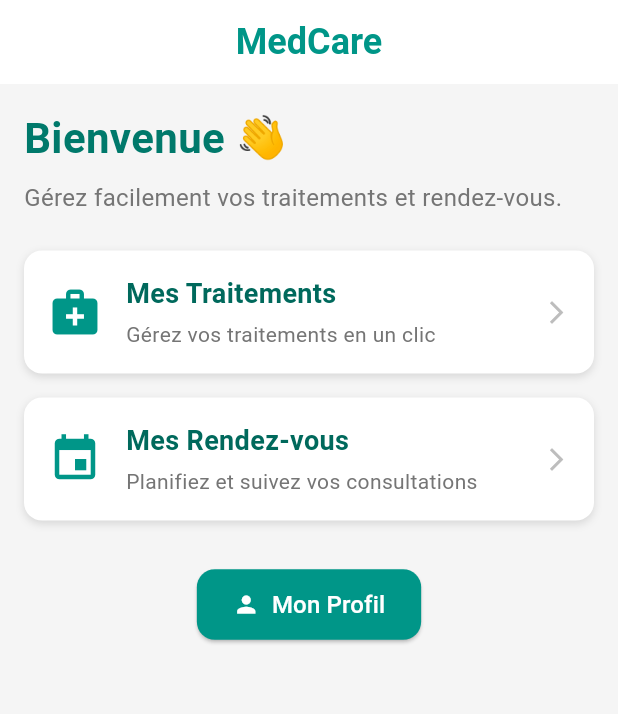
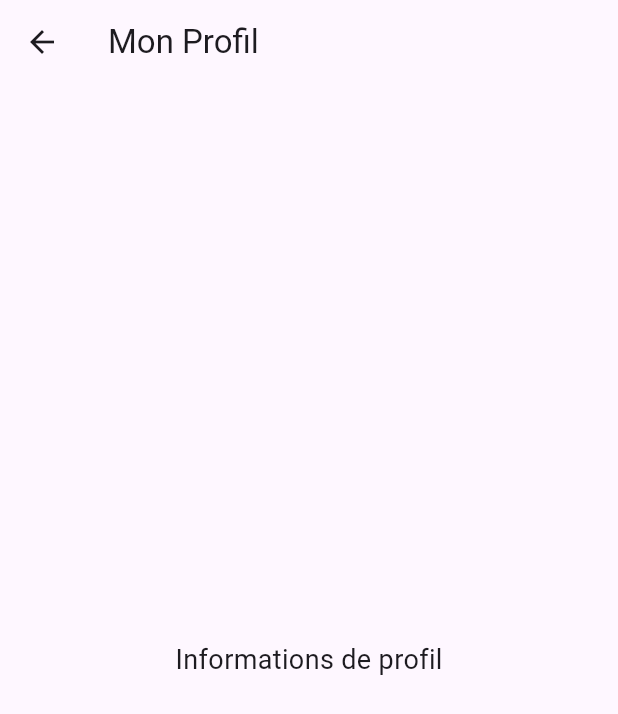
Before and after one commit to mpgamer75/medcare, a Flutter app: the screen it shows after launch, after a tap on "Mon Profil", on a phone screen of 412 x 824 dp. Shown: the top 714 px of the screen. Run offline on Flutter 3.47's test engine with Material 3 defaults, Android fonts, the phone set to English and light mode, and no system bars; Roboto replaces fonts that are missing (Arial).

Commit message:
feat: ajout des autres screens et j'ai modifier le fichier test *** à modifier selon vos préférences et idées

```diff
--- a/lib/main.dart
+++ b/lib/main.dart
@@ -1,17 +1,63 @@
 import 'package:flutter/material.dart';
-import 'screens/ecran_acceuil.dart';
+import 'package:medcare/screens/profile.dart';
+import 'package:medcare/screens/rdv.dart';
+import 'package:medcare/screens/traitements.dart';
 
 void main() {
-  runApp(MyApp());
+  runApp(const MyApp());
 }
 
 class MyApp extends StatelessWidget {
+  const MyApp({super.key});
+
   @override
   Widget build(BuildContext context) {
     return MaterialApp(
       debugShowCheckedModeBanner: false,
-      theme: ThemeData(primaryColor: Colors.teal, fontFamily: 'Arial'),
-      home: HomeScreen(),
+      title: 'MedCare',
+      theme: ThemeData(primarySwatch: Colors.blue),
+      initialRoute: '/',
+      routes: {
+        '/': (context) => const HomeScreen(),
+        '/traitements': (context) => const TraitementsScreen(),
+        '/rendezvous': (context) => const RendezvousScreen(),
+        '/profil': (context) => const ProfilScreen(),
+      },
     );
   }
 }
+
+class HomeScreen extends StatelessWidget {
+  const HomeScreen({super.key});
+
+  @override
+  Widget build(BuildContext context) {
+    return Scaffold(
+      appBar: AppBar(title: const Text('MedCare')),
+      body: Center(
+        child: Column(
+          mainAxisAlignment: MainAxisAlignment.center,
+          children: [
+            ElevatedButton.icon(
+              onPressed: () => Navigator.pushNamed(context, '/traitements'),
+              icon: const Icon(Icons.medical_services),
+              label: const Text('Mes Traitements'),
+            ),
+            const SizedBox(height: 10),
+            ElevatedButton.icon(
+              onPressed: () => Navigator.pushNamed(context, '/rendezvous'),
+              icon: const Icon(Icons.calendar_today),
+              label: const Text('Mes Rendez-vous'),
+            ),
+            const SizedBox(height: 10),
+            ElevatedButton.icon(
+              onPressed: () => Navigator.pushNamed(context, '/profil'),
+              icon: const Icon(Icons.person),
+              label: const Text('Mon Profil'),
+            ),
+          ],
+        ),
+      ),
+    );
+  }
+}
--- a/lib/screens/ecran_acceuil.dart
+++ b/lib/screens/ecran_acceuil.dart
@@ -1,6 +1,11 @@
 import 'package:flutter/material.dart';
+import 'package:medcare/screens/profile.dart';
+import 'package:medcare/screens/rdv.dart';
+import 'package:medcare/screens/traitements.dart';
 
 class HomeScreen extends StatelessWidget {
+  const HomeScreen({super.key});
+
   @override
   Widget build(BuildContext context) {
     return Scaffold(
@@ -9,7 +14,7 @@ class HomeScreen extends StatelessWidget {
         backgroundColor: Colors.white,
         elevation: 0,
         centerTitle: true,
-        title: Text(
+        title: const Text(
           'MedCare',
           style: TextStyle(
             color: Colors.teal,
@@ -17,14 +22,13 @@ class HomeScreen extends StatelessWidget {
             fontWeight: FontWeight.bold,
           ),
         ),
-        iconTheme: IconThemeData(color: Colors.teal),
+        iconTheme: const IconThemeData(color: Colors.teal),
       ),
       body: Padding(
         padding: const EdgeInsets.all(16.0),
         child: Column(
           crossAxisAlignment: CrossAxisAlignment.start,
           children: [
-            // ✅ Bienvenue & Message
             Text(
               'Bienvenue 👋',
               style: TextStyle(
@@ -33,26 +37,32 @@ class HomeScreen extends StatelessWidget {
                 color: Colors.teal[700],
               ),
             ),
-            SizedBox(height: 8),
+            const SizedBox(height: 8),
             Text(
               'Gérez facilement vos traitements et rendez-vous.',
               style: TextStyle(fontSize: 16, color: Colors.grey[600]),
             ),
 
-            SizedBox(height: 24),
+            const SizedBox(height: 24),
 
-            // ✅ Boutons d'action
+            //  Boutons d'action
             _buildActionButton(
               context,
               icon: Icons.medical_services,
               title: 'Mes Traitements',
               subtitle: 'Gérez vos traitements en un clic',
               onTap: () {
-                // TODO: Navigation vers les traitements
+                // Navigation vers les traitements
+                Navigator.push(
+                  context,
+                  MaterialPageRoute(
+                    builder: (context) => const TraitementsScreen(),
+                  ),
+                );
               },
             ),
 
-            SizedBox(height: 16),
+            const SizedBox(height: 16),
 
             _buildActionButton(
               context,
@@ -60,27 +70,41 @@ class HomeScreen extends StatelessWidget {
               title: 'Mes Rendez-vous',
               subtitle: 'Planifiez et suivez vos consultations',
               onTap: () {
-                // TODO: Navigation vers l'écran des rdv
+                //  Navigation vers les rdv
+                Navigator.push(
+                  context,
+                  MaterialPageRoute(
+                    builder: (context) => const RendezvousScreen(),
+                  ),
+                );
               },
             ),
 
-            SizedBox(height: 32),
+            const SizedBox(height: 32),
 
-            // ✅ Bouton pour accéder au profil utilisateur
+            //  Bouton pour accéder au profil utilisateur
             Center(
               child: ElevatedButton.icon(
                 style: ElevatedButton.styleFrom(
                   backgroundColor: Colors.teal,
-                  padding: EdgeInsets.symmetric(horizontal: 24, vertical: 12),
+                  padding: const EdgeInsets.symmetric(
+                    horizontal: 24,
+                    vertical: 12,
+                  ),
                   shape: RoundedRectangleBorder(
                     borderRadius: BorderRadius.circular(12),
                   ),
                 ),
                 onPressed: () {
-                  // à faire ==> la NavBar
+                  Navigator.push(
+                    context,
+                    MaterialPageRoute(
+                      builder: (context) => const ProfilScreen(),
+                    ),
+                  );
                 },
-                icon: Icon(Icons.person, color: Colors.white),
-                label: Text(
+                icon: const Icon(Icons.person, color: Colors.white),
+                label: const Text(
                   'Mon Profil',
                   style: TextStyle(color: Colors.white, fontSize: 16),
                 ),
@@ -92,7 +116,7 @@ class HomeScreen extends StatelessWidget {
     );
   }
 
-  // Widget personnalisé pour les boutons d'action de notre écran d'acceuil
+  //  Widget personnalisé pour les boutons d'action
   Widget _buildActionButton(
     BuildContext context, {
     required IconData icon,
@@ -103,7 +127,7 @@ class HomeScreen extends StatelessWidget {
     return GestureDetector(
       onTap: onTap,
       child: Container(
-        padding: EdgeInsets.all(16),
+        padding: const EdgeInsets.all(16),
         decoration: BoxDecoration(
           color: Colors.white,
           borderRadius: BorderRadius.circular(12),
@@ -111,14 +135,14 @@ class HomeScreen extends StatelessWidget {
             BoxShadow(
               color: Colors.black12,
               blurRadius: 4,
-              offset: Offset(0, 2),
+              offset: const Offset(0, 2),
             ),
           ],
         ),
         child: Row(
           children: [
             Icon(icon, size: 36, color: Colors.teal),
-            SizedBox(width: 16),
+            const SizedBox(width: 16),
             Expanded(
               child: Column(
                 crossAxisAlignment: CrossAxisAlignment.start,
@@ -131,7 +155,7 @@ class HomeScreen extends StatelessWidget {
                       color: Colors.teal[800],
                     ),
                   ),
-                  SizedBox(height: 4),
+                  const SizedBox(height: 4),
                   Text(
                     subtitle,
                     style: TextStyle(fontSize: 14, color: Colors.grey[600]),
@@ -139,7 +163,7 @@ class HomeScreen extends StatelessWidget {
                 ],
               ),
             ),
-            Icon(Icons.arrow_forward_ios, size: 18, color: Colors.grey[400]),
+            const Icon(Icons.arrow_forward_ios, size: 18, color: Colors.grey),
           ],
         ),
       ),
--- /dev/null
+++ b/lib/screens/profile.dart
@@ -0,0 +1,15 @@
+import 'package:flutter/material.dart';
+
+class ProfilScreen extends StatelessWidget {
+  const ProfilScreen({super.key});
+
+  @override
+  Widget build(BuildContext context) {
+    return Scaffold(
+      appBar: AppBar(title: const Text('Mon Profil')),
+      body: const Center(
+        child: Text('Informations de profil', style: TextStyle(fontSize: 18)),
+      ),
+    );
+  }
+}
```
Also changed, not shown: lib/screens/rdv.dart (added, +15 -0 lines), lib/screens/traitements.dart (added, +15 -0 lines), 1 other file.
